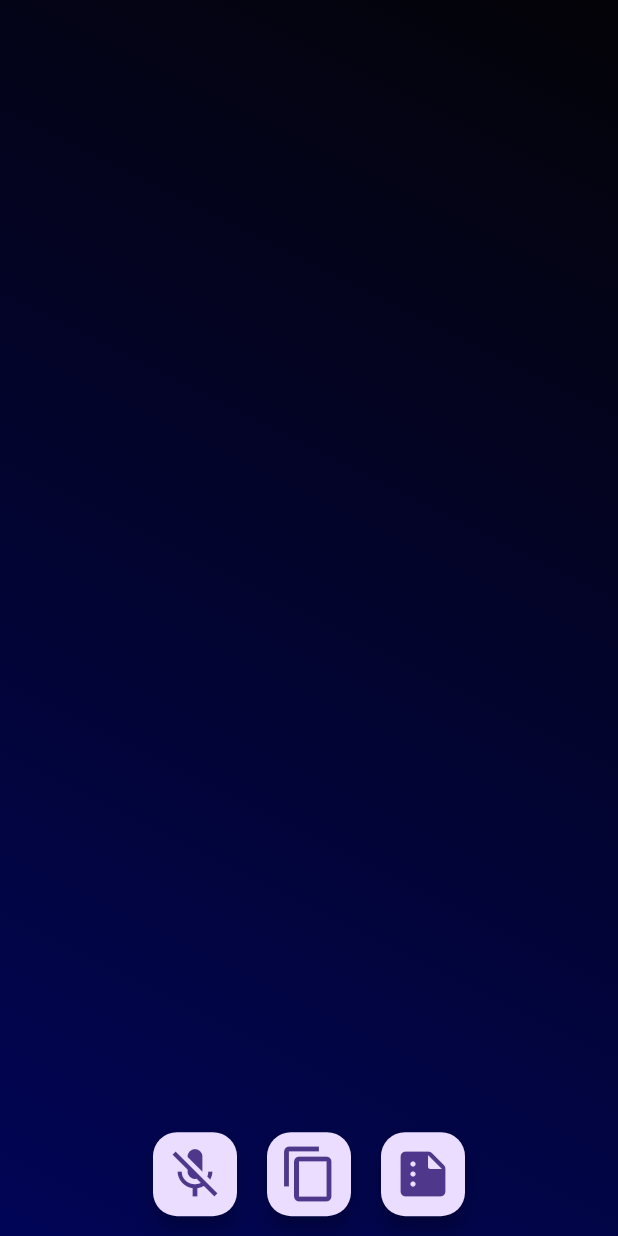
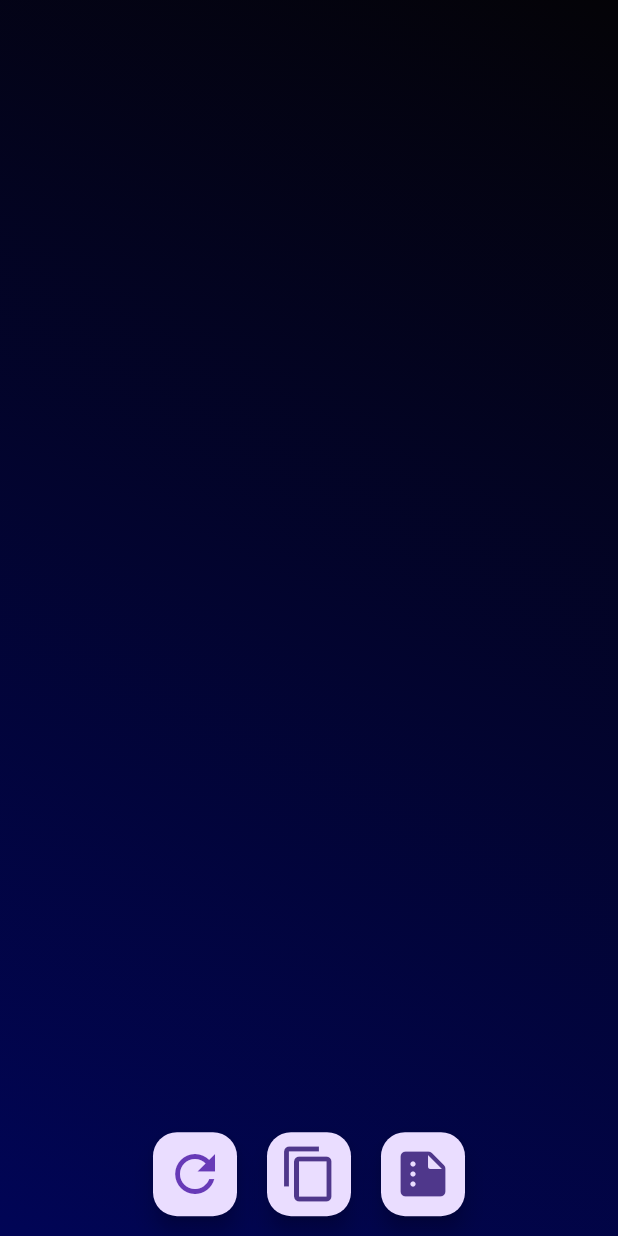
Before and after one commit to DashDaSmash/talkie, a Flutter app: the SpeechScreen screen opened directly, on a phone screen of 412 x 824 dp. Run offline on Flutter 3.47's test engine with Material 3 defaults, Android fonts, the phone set to English and light mode, and no system bars; our stand-ins replace google_generative_ai, simple_animations, speech_to_text.

Commit message:
1.1.3
App starts listening as soon as you proceed by clicking big mic avatar and this happens smoothly now

```diff
--- a/lib/SpeechScreen.dart
+++ b/lib/SpeechScreen.dart
@@ -56,8 +56,9 @@ class _SpeechScreenState extends State<SpeechScreen>
                 children: [
                   FloatingActionButton(
                     onPressed: _listen,
-                    child: Icon(_isListening ? Icons.mic : Icons.mic_off,
-                        size: 40),
+                    child: Icon(_isListening ? Icons.mic : Icons.refresh_sharp,
+                        size: 40,
+                        color: _isListening ? Colors.red : Colors.deepPurple),
                     heroTag: "micButton",
                   ),
                   SizedBox(width: 20),
@@ -107,7 +108,7 @@ class _SpeechScreenState extends State<SpeechScreen>
             _text = val.recognizedWords;
             print("yapping is being printed");
           }),
-          listenFor: Duration(minutes: 1),
+          //listenFor: Duration(minutes: 1),
         );
       }
     } else {
```
